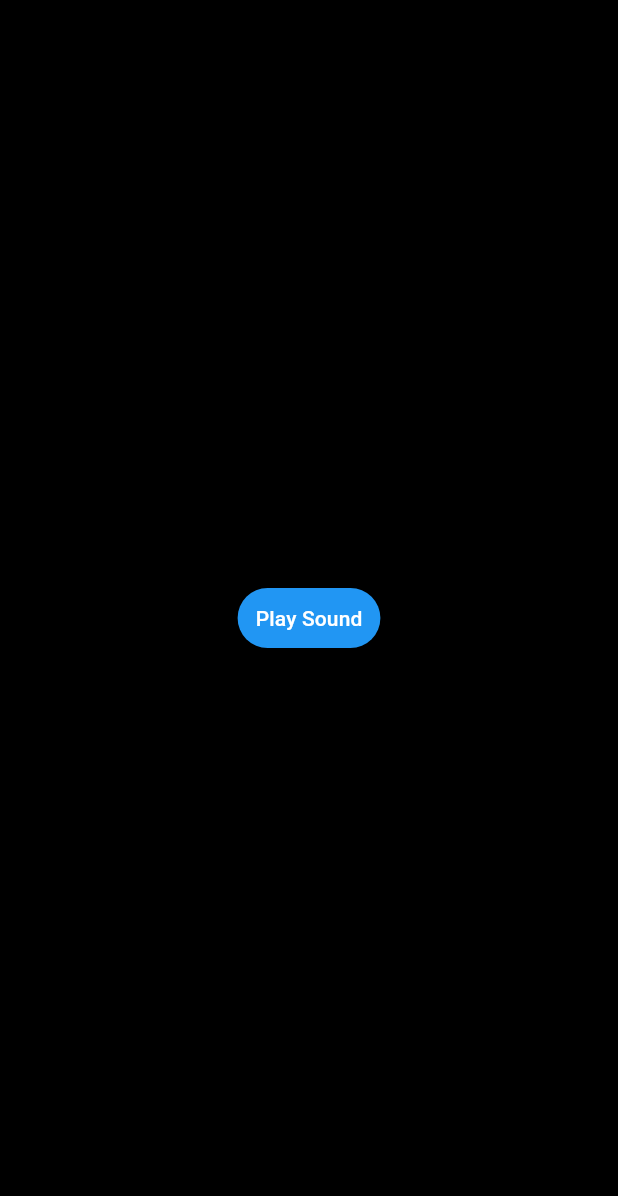
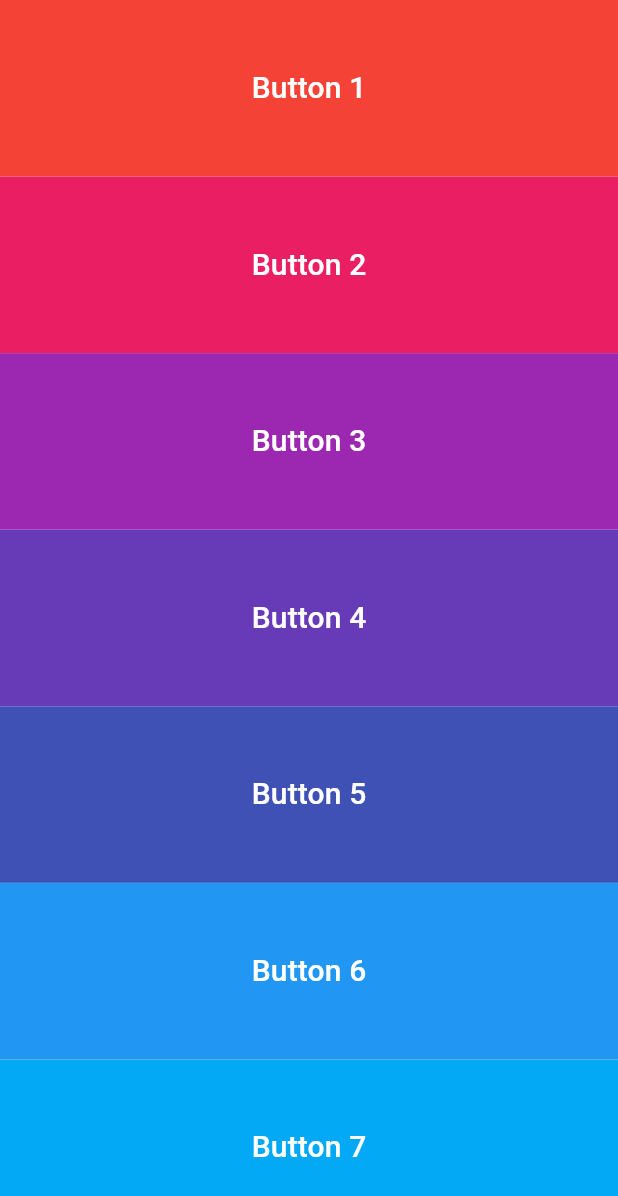
Before and after one commit to bsanderson1981/section9, a Flutter app: the screen it shows after launch, on a phone screen of 412 x 824 dp. Shown: the top 1196 px of the screen. Run offline on Flutter 3.47's test engine with Material 3 defaults, Android fonts, the phone set to English and light mode, and no system bars; our stand-ins replace audioplayers.

Commit message:
have basic program working  sec7tion 9 lesson 7

```diff
--- a/lib/main.dart
+++ b/lib/main.dart
@@ -13,30 +13,41 @@ void main() {
 class XylophoneApp extends StatelessWidget {
 
 
-  void playSound() async {
-    final player = AudioPlayer(); // ✅ Created only when needed
-    print('Playing sound...');
-    await player.play(AssetSource('note4.wav'));
+  void playNote(int noteNumber) {
+    final player = AudioPlayer();
+    player.play(AssetSource('note$noteNumber.wav'));
   }
 
   @override
   Widget build(BuildContext context) {
     return MaterialApp(
       home: Scaffold(
-        backgroundColor: Colors.black,
-        body: SafeArea(
-          child: Center(
-            child: TextButton(
-              onPressed: playSound,
-              child: Text(
-                'Play Sound',
-                style: TextStyle(color: Colors.white),
+        body: Column(
+          children: List.generate(7, (index) {
+            return Expanded(
+                child: Container(
+                width: double.infinity, // Full width
+              child: TextButton(
+                style: TextButton.styleFrom(
+                  backgroundColor: Colors.primaries[index % Colors.primaries.length],
+                  foregroundColor: Colors.white,
+                  shape: const RoundedRectangleBorder(
+                    borderRadius: BorderRadius.zero, // No rounding
+                  ),
+                ),
+                onPressed: () {
+                  // Replace this with your logic
+                  playNote(index + 1);
+                  print('Button ${index + 1} pressed');
+                },
+                child: Text(
+                  'Button ${index + 1}',
+                  style: const TextStyle(fontSize: 20),
+                ),
               ),
-              style: TextButton.styleFrom(
-                backgroundColor: Colors.blue,
-              ),
-            ),
-          ),
+                ),
+            );
+          }),
         ),
       ),
     );
```
